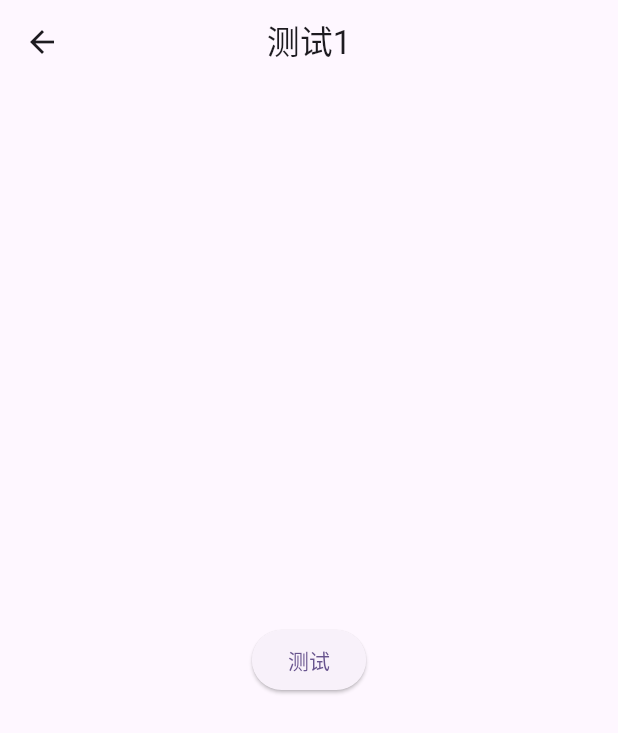
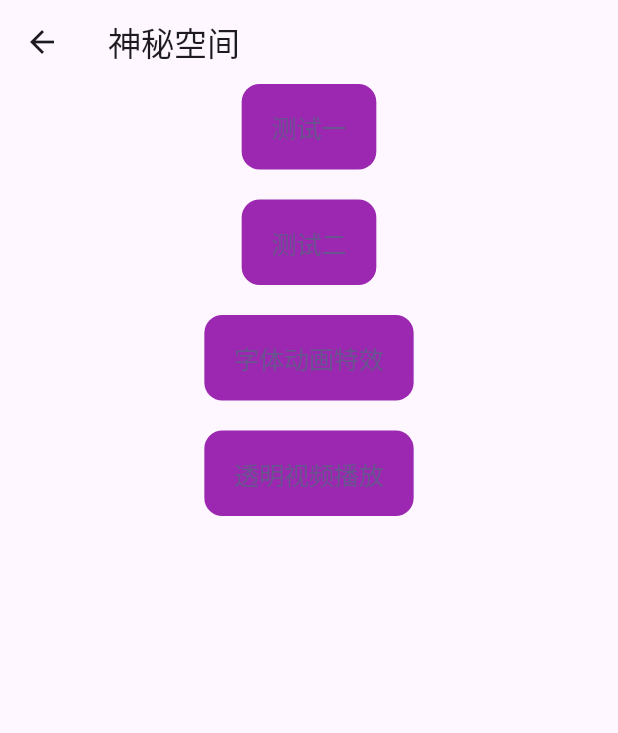
Before and after one commit to zonggexu/flutter_ctx, a Flutter app: the TestPage screen opened directly, on a phone screen of 412 x 824 dp. Shown: the top 733 px of the screen. Run offline on Flutter 3.47's test engine with Material 3 defaults, Android fonts, the phone set to English and light mode, and no system bars; our stand-ins replace connectivity_plus, dio, flutter_spinkit, fluttertoast, get, stack_trace and 3 more; missing offline and left inert: flutter_alpha_player_plugin, talker_dio_logger.

Commit message:
add: 优化测试文件

```diff
--- a/lib/core/utils/log_util.dart
+++ b/lib/core/utils/log_util.dart
@@ -30,7 +30,7 @@ class LogUtil {
     var chain = Chain.current();
     chain = chain.foldFrames((frame) => frame.isCore || frame.package == "flutter");
     final frames = chain.toTrace().frames;
-    final idx = frames.indexWhere((element) => element.member == "Dlog");
+    final idx = frames.indexWhere((element) => element.member == "Slog");
     if (idx == -1 || idx + 1 >= frames.length) {
       if (isEnabled) logFunction("打印失效 无文件信息 :: $message");
       return;
@@ -54,7 +54,7 @@ class LogUtil {
   static void e(dynamic message) => _printLog(talker.error, message);
 }
 
-void Dlog(dynamic msg, {FLogMode mode = FLogMode.info}) {
+void Slog(dynamic msg, {FLogMode mode = FLogMode.info}) {
   var log = msg;
   if (msg is Map || msg is List) {
     log = const JsonEncoder.withIndent('  ').convert(msg);
--- a/lib/presentation/pages/test_page/test_page.dart
+++ b/lib/presentation/pages/test_page/test_page.dart
@@ -1,54 +1,104 @@
-import 'dart:convert';
+import 'package:flutter/cupertino.dart';
+import 'package:flutter/material.dart';
+import 'package:flutter_ctx/presentation/pages/test_page/test_byte_video_effects.dart';
+import 'package:flutter_ctx/presentation/pages/test_page/test_viedeo.dart';
+import 'package:get/get.dart';
 
-import 'package:flutter/material.dart';
-import 'package:flutter_ctx/core/utils/log_util.dart';
-
-class TestPage extends StatelessWidget {
+class TestPage extends StatefulWidget {
   const TestPage({super.key});
 
   @override
+  State<TestPage> createState() => TestPageState();
+}
+
+class TestPageState extends State<TestPage> {
+  @override
+  void initState() {
+    super.initState();
+  }
+
+  @override
   Widget build(BuildContext context) {
-    Map<String, dynamic> testData = {
-      "id": 1,
-      "name": "测试用户",
-      "age": 25,
-      "isActive": true,
-      "tags": ["Flutter", "Dart", "Developer"],
-      "address": {"city": "北京", "zip": "100000"},
-      "addressz": {"city": "北京", "zip": "100000"},
-      "addressf": {"city": "北京", "zip": "100000"},
-    };
-    var encoder = JsonEncoder.withIndent('  ');
-    String prettyPrint = encoder.convert(testData);
-    var array = [
-      "Flutter",
-      "Dart",
-      "Developer",
-      "Dart",
-      "Developer",
-      "Dart",
-      "Developer",
-    ];
     return Scaffold(
       appBar: AppBar(
-        centerTitle: true,
-        title: const Text("测试1"),
+        title: const Text("神秘空间"),
       ),
-      resizeToAvoidBottomInset: false,
-      body: SafeArea(
-        child: Center(
-          child: ElevatedButton(
-            onPressed: () {
-              Dlog("这是一条测试");
-              Dlog("这是一条测试", mode: FLogMode.error);
-              Dlog(prettyPrint, mode: FLogMode.info);
-              Dlog(array, mode: FLogMode.warning);
-              Dlog("你好", mode: FLogMode.trace);
-            },
-            child: const Text('测试'),
+      body: Builder(builder: (context) {
+        return Center(
+          child: Column(
+            children: [
+              CupertinoButton(
+                color: Colors.purple,
+                child: const Text("测试一"),
+                onPressed: () async {
+                  await testGetTo(1);
+                },
+              ),
+              const SizedBox(height: 20),
+              CupertinoButton(
+                color: Colors.purple,
+                child: const Text("测试二"),
+                onPressed: () async {
+                  await testGetTo(2);
+                },
+              ),
+              const SizedBox(height: 20),
+              CupertinoButton(
+                color: Colors.purple,
+                child: const Text("字体动画特效"),
+                onPressed: () async {
+                  await testGetTo(3);
+                },
+              ),
+              const SizedBox(height: 20),
+              CupertinoButton(
+                color: Colors.purple,
+                child: const Text("透明视频播放"),
+                onPressed: () async {
+                  await testGetTo(4);
+                },
+              ),
+              SizedBox(height: 20),
+            ],
           ),
-        ),
-      ),
+        );
+      }),
     );
   }
+
+  Future<void> testOne() async {
+    // Get.dialog(
+    //   AuthCaptcha(onConfirmCallback: (value) {
+    //     Get.back();
+    //   }),
+    // );
+    // Get.to(() => const ChangePasswordView(
+    //       topTitle: "设置密码",
+    //       isFromChangePassword: true,
+    //       onlyReadPhone: "13128700789",
+    //     ));
+  }
+
+  Future<void> testTwo() async {
+    Get.to(() => const TransparentVideoDemo());
+  }
+
+  Future<void> testGetTo(int index) async {
+    switch (index) {
+      case 1:
+        await testOne();
+        break;
+      case 2:
+        await testTwo();
+        break;
+      case 3:
+        Get.to(() => const TestByteVideoEffects());
+        break;
+      case 4:
+        Get.to(() => const TransparentVideoDemo());
+        break;
+      default:
+        print("Default case executed");
+    }
+  }
 }
--- a/lib/presentation/pages/test_page/test_page_one.dart
+++ b/lib/presentation/pages/test_page/test_page_one.dart
@@ -1,6 +1,7 @@
 import 'package:flutter/material.dart';
 import 'package:flutter_ctx/core/framework/http/http_tool.dart';
 import 'package:flutter_ctx/core/utils/log_util.dart';
+import 'package:flutter_ctx/data/datasources/server/apis.dart';
 import 'package:talker_flutter/talker_flutter.dart';
 
 class TestPageOne extends StatelessWidget {
@@ -38,16 +39,15 @@ class TestPageOne extends StatelessWidget {
     };
 
     HttpTool.get(
-      url,
+      APIs.health,
       params,
       showLoding: true,
       success: (data) {
         // 处理成功响应
-        Dlog('Success: $data');
+        Slog('Success: $data');
       },
       fail: (code, msg) {
         // 处理失败响应
-        Dlog('Error: $code, $msg');
       },
     );
   }
--- a/pubspec.yaml
+++ b/pubspec.yaml
@@ -57,6 +57,9 @@ dependencies:
   connectivity_plus: 6.1.1
   flutter_spinkit: 5.2.1
 
+  flutter_alpha_player_plugin: 1.0.5 # 字节特效
+  fvp: 0.31.2 # 视频播放 支持透明
+
 
 dev_dependencies:
   flutter_test:
@@ -88,6 +91,8 @@ flutter:
   # assets:
   #   - images/a_dot_burr.jpeg
   #   - images/a_dot_ham.jpeg
+  assets:
+    - assets/
 
   # 图像资源可以引用一个或多个特定分辨率的 "变体"，详情请参见：
   # https://flutter.dev/to/resolution-aware-images
```
Also changed, not shown: assets/config.json (added, +10 -0 lines), lib/core/framework/http/http_dio.dart (+3 -4 lines), lib/data/datasources/server/apis.dart (+2 -14 lines), lib/presentation/pages/test_page/test_byte_video_effects.dart (added, +112 -0 lines), lib/presentation/pages/test_page/test_viedeo.dart (added, +68 -0 lines), lib/generated/assets.dart (added), pubspec.lock, 10 other files.
